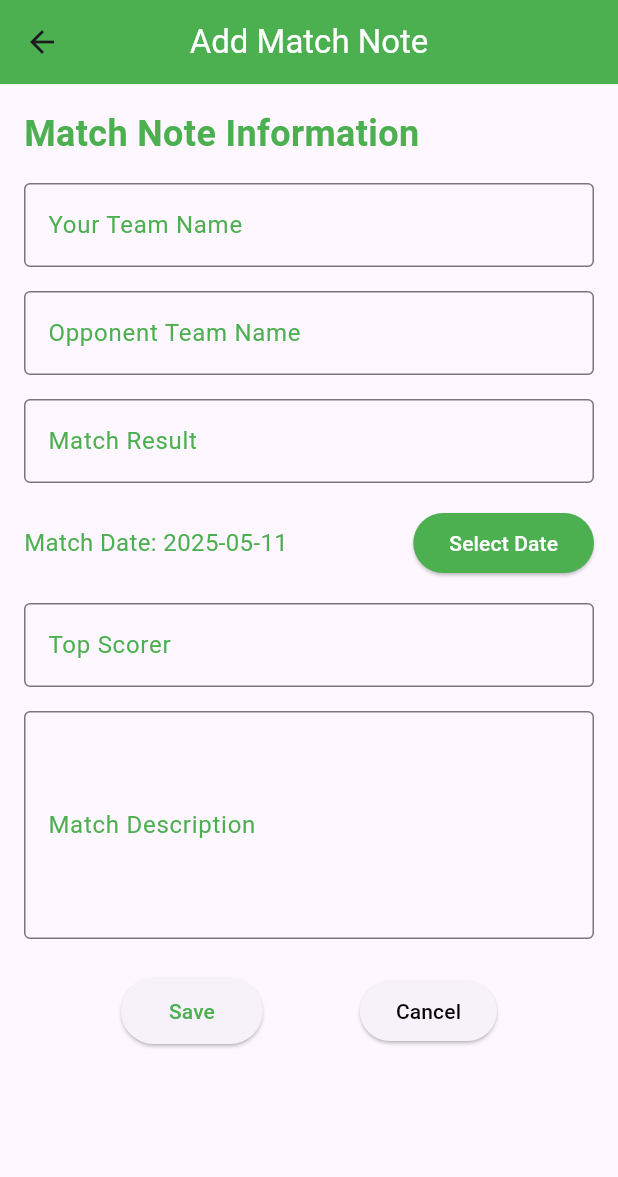
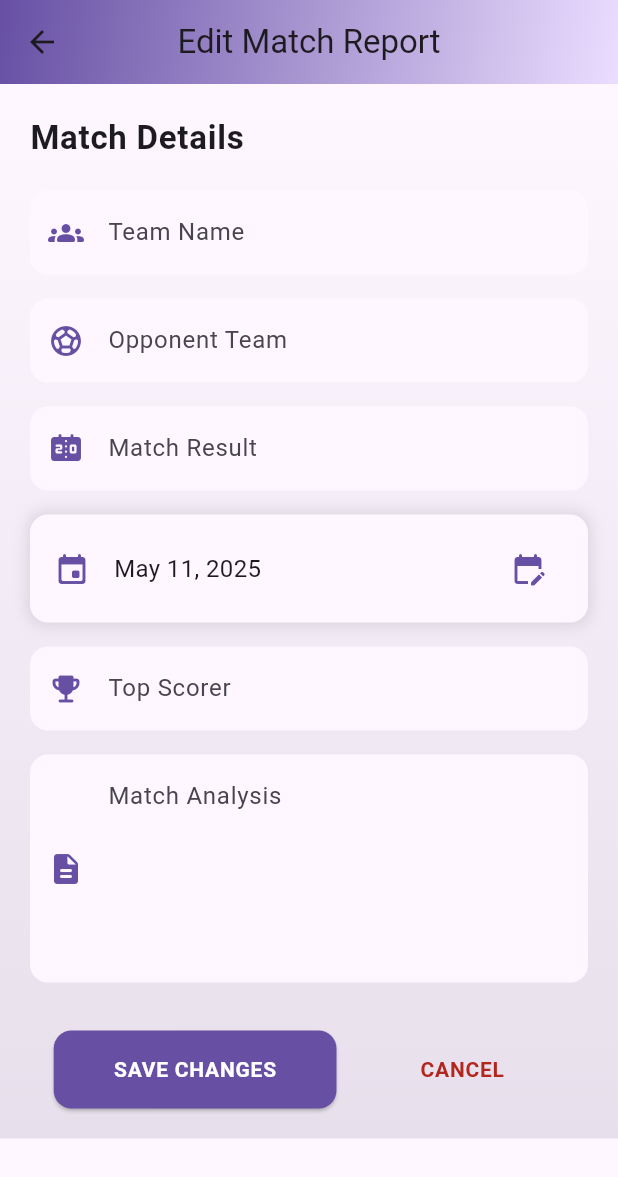
Before and after one commit to Farhadakbary/Madrasa-Futsal, a Flutter app: the AddNoteScreen screen opened directly, on a phone screen of 412 x 824 dp. Shown: the top 1177 px of the screen. Run offline on Flutter 3.47's test engine with Material 3 defaults, Android fonts, the phone set to English and light mode, and no system bars; our stand-ins replace fl_chart, font_awesome_flutter, google_fonts, image_picker, share_plus, sqflite; accounts and stored records are empty.

Commit message:
a little more ui changed in some pages

```diff
--- a/lib/screens/adding_notes.dart
+++ b/lib/screens/adding_notes.dart
@@ -49,8 +49,7 @@ class _AddNoteScreenState extends State<AddNoteScreen> {
         'description': _descriptionController.text,
       };
 
-      final id = await DatabaseHelper.instance
-          .insertGameNote(note);
+      final id = await DatabaseHelper.instance.insertGameNote(note);
 
       if (id > 0) {
         ScaffoldMessenger.of(context).showSnackBar(
@@ -78,145 +77,223 @@ class _AddNoteScreenState extends State<AddNoteScreen> {
 
   @override
   Widget build(BuildContext context) {
+    final colors = Theme.of(context).colorScheme;
+
     return Scaffold(
       appBar: AppBar(
-        title: const Text('Add Match Note',style: TextStyle(color: Colors.white),),
-        backgroundColor: Colors.green,
+        title: const Text('Edit Match Report'),
         centerTitle: true,
+        flexibleSpace: Container(
+          decoration: BoxDecoration(
+            gradient: LinearGradient(
+              colors: [colors.primary, colors.primaryContainer],
+              begin: Alignment.topLeft,
+              end: Alignment.bottomRight,
+            ),
+          ),
+        ),
       ),
       body: Container(
-        padding: const EdgeInsets.all(16),
-        child: SingleChildScrollView(
+        decoration: BoxDecoration(
+          gradient: LinearGradient(
+            begin: Alignment.topCenter,
+            end: Alignment.bottomCenter,
+            colors: [colors.background, colors.surfaceVariant],
+          ),
+        ),
+        child: Padding(
+          padding: const EdgeInsets.all(20),
           child: Form(
             key: _formKey,
+            child: SingleChildScrollView(
               child: Column(
                 crossAxisAlignment: CrossAxisAlignment.start,
                 children: [
-                const Text(
-                  'Match Note Information',
-                  style: TextStyle(
-                    fontSize: 24,
-                    fontWeight: FontWeight.bold,
-                    color: Colors.green,
-                  ),
-                ),
+                  _buildFormHeader('Match Details'),
+                  const SizedBox(height: 20),
+                  _buildTeamInputField(colors),
                   const SizedBox(height: 16),
-                TextFormField(
-                  controller: _teamNameController,
-                  decoration: const InputDecoration(
-                    labelText: 'Your Team Name',
-                    labelStyle: TextStyle(color: Colors.green),
-                    border: OutlineInputBorder(),
-                  ),
-                  validator: (value) {
-                    if (value == null || value.isEmpty) {
-                      return 'Please enter your team name';
-                    }
-                    return null;
-                  },
-                ),
+                  _buildOpponentInputField(colors),
                   const SizedBox(height: 16),
-                TextFormField(
-                  controller: _opponentTeamController,
-                  decoration: const InputDecoration(
-                    labelText: 'Opponent Team Name',
-                    labelStyle: TextStyle(color: Colors.green),
-                    border: OutlineInputBorder(),
-                  ),
-                  validator: (value) {
-                    if (value == null || value.isEmpty) {
-                      return 'Please enter the opponent team name';
-                    }
-                    return null;
-                  },
-                ),
+                  _buildResultInputField(colors),
                   const SizedBox(height: 16),
-                TextFormField(
-                  controller: _matchResultController,
-                  decoration: const InputDecoration(
-                    labelText: 'Match Result',
-                    labelStyle: TextStyle(color: Colors.green),
-                    border: OutlineInputBorder(),
-                  ),
-                  validator: (value) {
-                    if (value == null || value.isEmpty) {
-                      return 'Please enter the match result';
-                    }
-                    return null;
-                  },
-                ),
+                  _buildDateSelector(colors),
                   const SizedBox(height: 16),
-                Row(
-                  children: [
-                    Expanded(
-                      child: Text(
-                        'Match Date: $_matchDate',
-                        style:
-                            const TextStyle(fontSize: 16, color: Colors.green),
-                      ),
-                    ),
-                    ElevatedButton(
-                      onPressed: () => _selectDate(context),
-                      style:
-                          ElevatedButton.styleFrom(backgroundColor: Colors.green),
-                      child: const Text('Select Date',style: TextStyle(color: Colors.white),),
-                    ),
+                  _buildScorerInputField(colors),
+                  const SizedBox(height: 16),
+                  _buildDescriptionField(colors),
+                  const SizedBox(height: 32),
+                  _buildActionButtons(colors),
                 ],
               ),
-                const SizedBox(height: 16),
-                TextFormField(
-                  controller: _topScorerController,
-                  decoration: const InputDecoration(
-                    labelText: 'Top Scorer',
-                    labelStyle: TextStyle(color: Colors.green),
-                    border: OutlineInputBorder(),
-                  ),
-                  validator: (value) {
-                    if (value == null || value.isEmpty) {
-                      return 'Please enter the top scorer';
-                    }
-                    return null;
-                  },
-                ),
-                const SizedBox(height: 16),
-                TextFormField(
-                  controller: _descriptionController,
-                  maxLines: 5,
-                  decoration: const InputDecoration(
-                    labelText: 'Match Description',
-                    labelStyle: TextStyle(color: Colors.green),
-                    border: OutlineInputBorder(),
-                  ),
-                  validator: (value) {
-                    if (value == null || value.isEmpty) {
-                      return 'Please provide a description of the match';
-                    }
-                    return null;
-                  },
-                ),
-                const SizedBox(height: 24),
-                Row(
-                  mainAxisAlignment: MainAxisAlignment.spaceEvenly,
-                  children: [
-                    ElevatedButton(
-                      onPressed: _saveNote,
-                      style: ElevatedButton.styleFrom(
-                        padding: const EdgeInsets.symmetric(
-                            horizontal: 32, vertical: 12),
-                      ),
-                      child: const Text('Save',style: TextStyle(color: Colors.green)),
-                    ),
-                    ElevatedButton(
-                      onPressed: () => Navigator.pop(context),
-                      child: const Text('Cancel',style: TextStyle(color: Colors.black),),
-                    ),
-                  ],
-                ),
-              ],
             ),
           ),
         ),
       ),
     );
   }
+
+  Widget _buildFormHeader(String title) {
+    return Text(
+      title,
+      style: TextStyle(
+        fontSize: 22,
+        fontWeight: FontWeight.w600,
+        color: Theme.of(context).colorScheme.onBackground,
+        letterSpacing: 0.5,
+      ),
+    );
   }
+
+  Widget _buildTeamInputField(ColorScheme colors) {
+    return _buildFormField(
+      controller: _teamNameController,
+      label: 'Team Name',
+      icon: Icons.groups_rounded,
+      colors: colors,
+    );
+  }
+
+  Widget _buildOpponentInputField(ColorScheme colors) {
+    return _buildFormField(
+      controller: _opponentTeamController,
+      label: 'Opponent Team',
+      icon: Icons.sports_soccer_rounded,
+      colors: colors,
+    );
+  }
+
+  Widget _buildResultInputField(ColorScheme colors) {
+    return _buildFormField(
+      controller: _matchResultController,
+      label: 'Match Result',
+      icon: Icons.scoreboard_rounded,
+      colors: colors,
+    );
+  }
+
+  Widget _buildScorerInputField(ColorScheme colors) {
+    return _buildFormField(
+      controller: _topScorerController,
+      label: 'Top Scorer',
+      icon: Icons.emoji_events_rounded,
+      colors: colors,
+    );
+  }
+
+  Widget _buildFormField({
+    required TextEditingController controller,
+    required String label,
+    required IconData icon,
+    required ColorScheme colors,
+  }) {
+    return TextFormField(
+      controller: controller,
+      decoration: InputDecoration(
+        labelText: label,
+        prefixIcon: Icon(icon, color: colors.primary),
+        border: OutlineInputBorder(
+          borderRadius: BorderRadius.circular(12),
+          borderSide: BorderSide.none,
+        ),
+        filled: true,
+        fillColor: colors.surface,
+      ),
+      validator: (value) => value!.isEmpty ? 'This field is required' : null,
+    );
+  }
+
+  Widget _buildDateSelector(ColorScheme colors) {
+    return Container(
+      padding: const EdgeInsets.symmetric(horizontal: 16, vertical: 12),
+      decoration: BoxDecoration(
+        color: colors.surface,
+        borderRadius: BorderRadius.circular(12),
+        boxShadow: [
+          BoxShadow(
+            color: colors.shadow.withOpacity(0.1),
+            blurRadius: 8,
+            spreadRadius: 2,
+          ),
+        ],
+      ),
+      child: Row(
+        children: [
+          Icon(Icons.event_rounded, color: colors.primary),
+          const SizedBox(width: 16),
+          Expanded(
+            child: Text(
+              DateFormat('MMMM dd, yyyy').format(DateTime.parse(_matchDate!)),
+              style: TextStyle(
+                fontSize: 16,
+                color: colors.onSurface,
+              ),
+            ),
+          ),
+          IconButton(
+            icon: Icon(Icons.edit_calendar_rounded, color: colors.primary),
+            onPressed: () => _selectDate(context),
+          ),
+        ],
+      ),
+    );
+  }
+
+  Widget _buildDescriptionField(ColorScheme colors) {
+    return TextFormField(
+      controller: _descriptionController,
+      maxLines: 5,
+      decoration: InputDecoration(
+        labelText: 'Match Analysis',
+        alignLabelWithHint: true,
+        prefixIcon: Icon(Icons.description_rounded, color: colors.primary),
+        border: OutlineInputBorder(
+          borderRadius: BorderRadius.circular(12),
+          borderSide: BorderSide.none,
+        ),
+        filled: true,
+        fillColor: colors.surface,
+      ),
+    );
+  }
+
+  Widget _buildActionButtons(ColorScheme colors) {
+    return Row(
+      mainAxisAlignment: MainAxisAlignment.spaceEvenly,
+      children: [
+        ElevatedButton(
+          onPressed: _saveNote,
+          style: ElevatedButton.styleFrom(
+            padding: const EdgeInsets.symmetric(horizontal: 40, vertical: 16),
+            backgroundColor: colors.primary,
+            shape: RoundedRectangleBorder(
+              borderRadius: BorderRadius.circular(12),
+            ),
+          ),
+          child: Text(
+            'SAVE CHANGES',
+            style: TextStyle(
+              color: colors.onPrimary,
+              fontWeight: FontWeight.w600,
+              letterSpacing: 0.5,
+            ),
+          ),
+        ),
+        TextButton(
+          onPressed: () => Navigator.pop(context),
+          style: TextButton.styleFrom(
+            padding: const EdgeInsets.symmetric(horizontal: 40, vertical: 16),
+          ),
+          child: Text(
+            'CANCEL',
+            style: TextStyle(
+              color: colors.error,
+              fontWeight: FontWeight.w600,
+              letterSpacing: 0.5,
+            ),
+          ),
+        ),
+      ],
+    );
+  }
+}
```
Also changed, not shown: lib/screens/edit_note_screen.dart (+143 -77 lines). Lines whose indentation alone changed are shown as unchanged.
